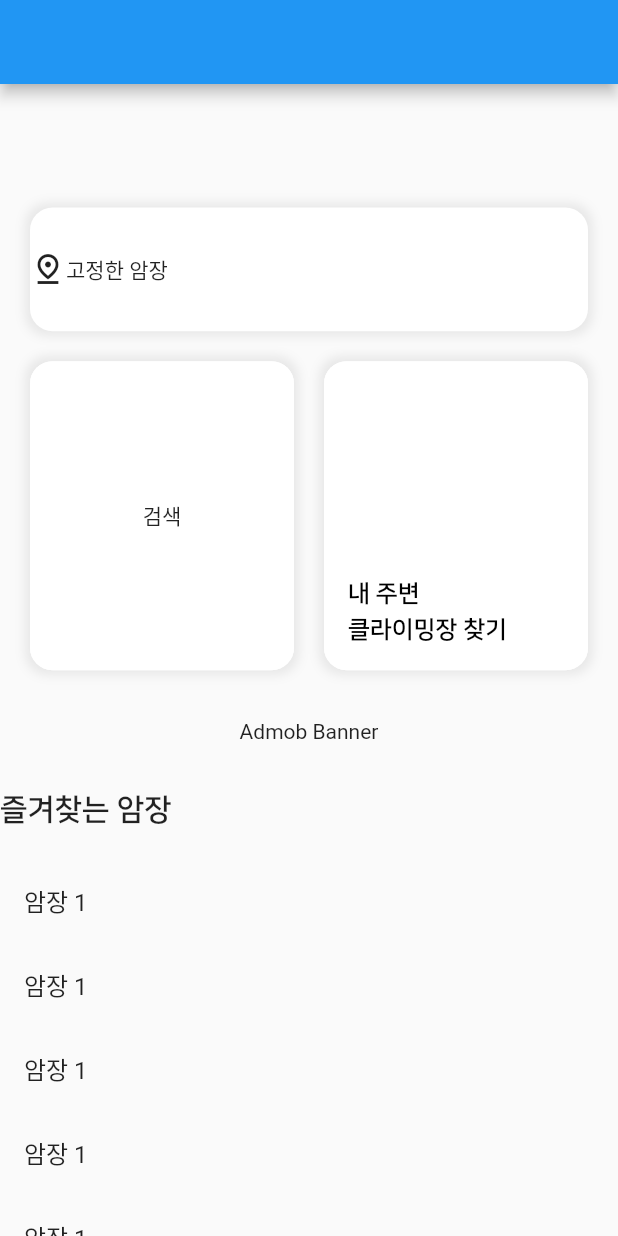
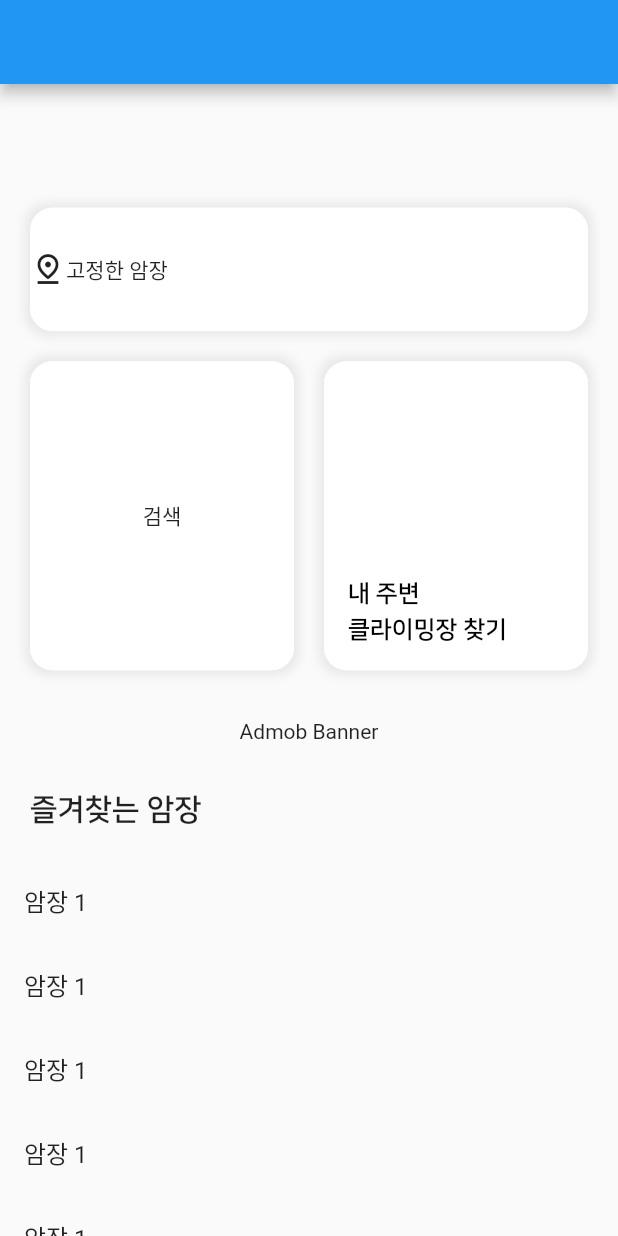
Before and after one commit to OruRock/OruRock-FrontApp-Flutter-, a Flutter app: the screen it shows after launch, on a phone screen of 412 x 824 dp. Run offline on Flutter 3.47's test engine with Material 2 defaults, Android fonts, the phone set to English and light mode, and no system bars; drawn by our look-alikes of animated_text_kit; our stand-ins replace dio, flutter_native_splash, get, logger; missing offline and left inert: flutter_naver_map, proj4dart.

Commit message:
패딩값 조정

```diff
--- a/lib/module/home/home.dart
+++ b/lib/module/home/home.dart
@@ -28,9 +28,12 @@ class Home extends GetView<HomeController> {
               width: Get.width,
               child: const Center(child: Text('Admob Banner')),
             ),
-            const Text(
-              '즐겨찾는 암장',
-              style: TextStyle(fontSize: FontSize.large, fontFamily: "NanumB"),
+            const Padding(
+              padding: EdgeInsets.symmetric(horizontal: GapSize.medium),
+              child: Text(
+                '즐겨찾는 암장',
+                style: TextStyle(fontSize: FontSize.large, fontFamily: "NanumB"),
+              ),
             ),
             const SizedBox(
               height: GapSize.medium,
```
